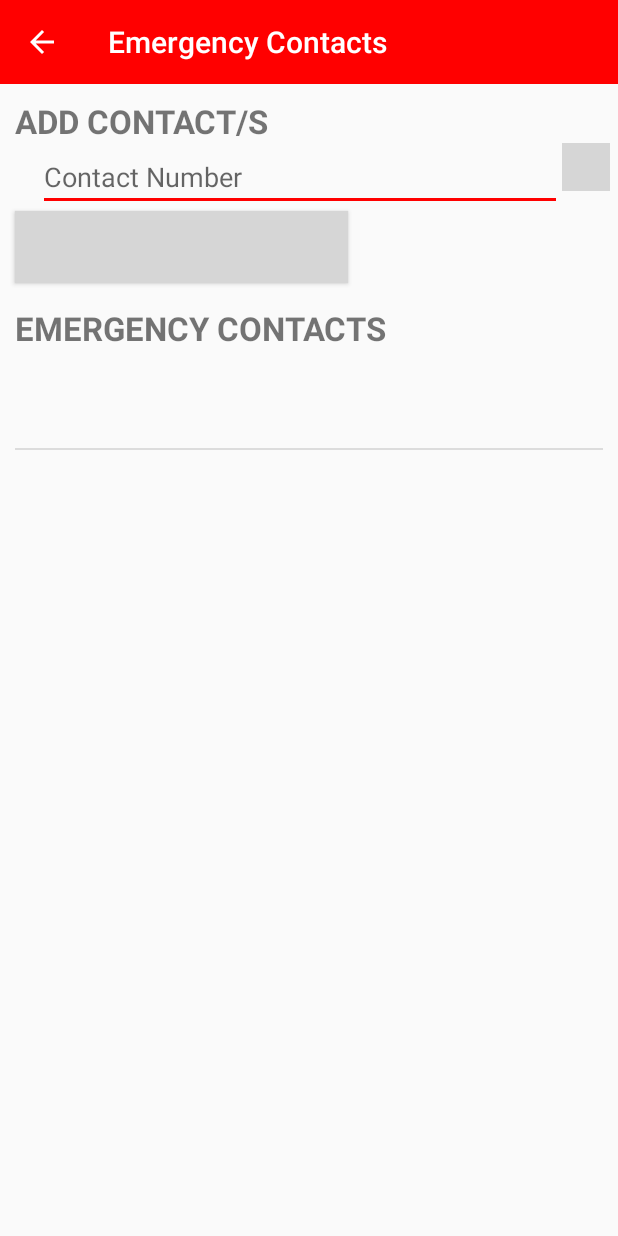
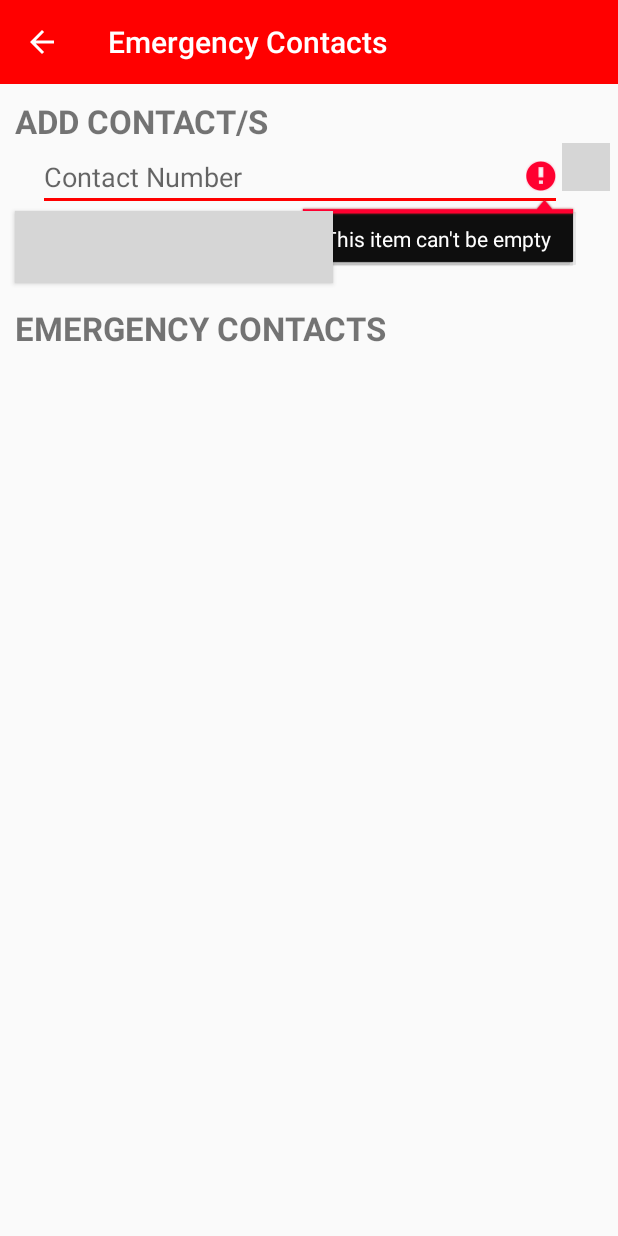
Before and after one commit to RoJoMzZzzz/ANDAR, an Android app: the EmergencyContacts screen opened directly, with no data from a screen before it, after a tap on an icon or button, on a phone screen of 412 x 824 dp. Run offline under Robolectric (Android 15) with nearby library versions, the phone set to English and light mode, and no system bars; 1 statement that could not run was skipped; grey boxes are pictures that could not be loaded.

Commit message:
edit em cont

```diff
--- a/app/src/main/java/com/research/andrade/andar/EmergencyContacts.java
+++ b/app/src/main/java/com/research/andrade/andar/EmergencyContacts.java
@@ -32,7 +32,6 @@ public class EmergencyContacts extends AppCompatActivity {
     private ImageButton addContBtn;
     private Button addFrmPhBtn;
 
-
     @Override
     protected void onCreate(Bundle savedInstanceState) {
         super.onCreate(savedInstanceState);
@@ -50,6 +49,7 @@ public class EmergencyContacts extends AppCompatActivity {
         addContBtn = (ImageButton)findViewById(R.id.imgBtnAddCont);
         addFrmPhBtn = (Button)findViewById(R.id.btnAddFrPhone);
 
+
         addFrmPhBtn.setOnClickListener(new View.OnClickListener() {
             @Override
             public void onClick(View v) {
@@ -61,13 +61,22 @@ public class EmergencyContacts extends AppCompatActivity {
         addContBtn.setOnClickListener(new View.OnClickListener() {
             @Override
             public void onClick(View v) {
+
+                if(contEdt.getText().toString().equals("") || contEdt.getText().toString().equals(" ")){
+
+                    contEdt.setError("This item can't be empty");
+
+                } else {
+
+
                     boolean insCont = db.insertContact(contEdt.getText().toString(), contEdt.getText().toString());
-                if(insCont)
+                    if (insCont)
                         Toast.makeText(EmergencyContacts.this, "inserted", Toast.LENGTH_LONG).show();
                     else
                         Toast.makeText(EmergencyContacts.this, "not inserted", Toast.LENGTH_LONG).show();
                     finish();
                     startActivity(getIntent());
+                }
             }
         });
 
@@ -139,6 +148,19 @@ public class EmergencyContacts extends AppCompatActivity {
         }
     }
 
+
+    @Override
+    protected void onResume() {
+        super.onResume();
+        adapter.notifyDataSetChanged();
+    }
+
+    @Override
+    protected void onRestart() {
+        super.onRestart();
+        adapter.notifyDataSetChanged();
+    }
+
     @Override
     public boolean onOptionsItemSelected(MenuItem item) {
         if (item.getItemId() == android.R.id.home) {
--- a/app/src/main/res/layout/activity_emergency_contacts.xml
+++ b/app/src/main/res/layout/activity_emergency_contacts.xml
@@ -62,7 +62,8 @@
         android:id="@+id/btnAddFrPhone"
         android:background="@color/zxing_transparent"
         android:textColor="@color/colorPrimary"
-        android:layout_marginLeft="10dp" />
+        android:layout_marginLeft="10dp"
+        android:textStyle="normal|italic" />
 
     <TextView
         android:text="@string/EmergencyContacts"
```
Also changed, not shown: app/src/main/java/com/research/andrade/andar/Database.java (+27 -0 lines), app/src/main/java/com/research/andrade/andar/EditEmergencyContacts.java (+55 -0 lines). Lines whose indentation alone changed are shown as unchanged.
